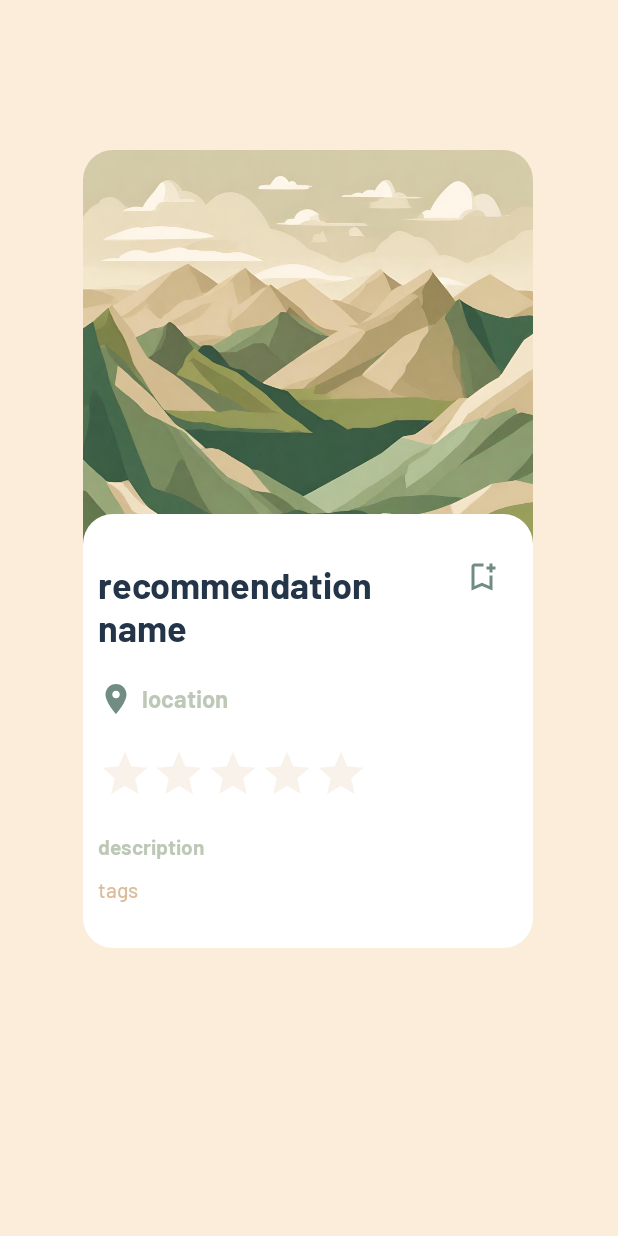
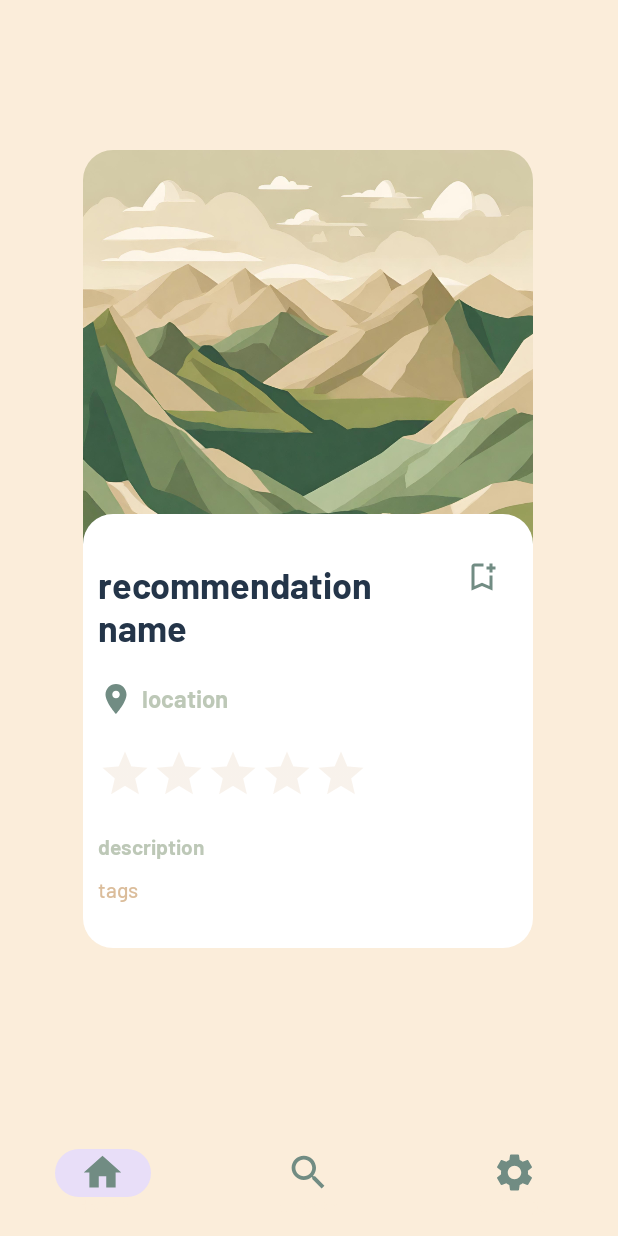
Before and after one commit to aanckr/co3-final-project, an Android app: the layout activity_recommendation.xml on its own in the app's theme, with its tools: preview values and no code run, on a phone screen of 412 x 824 dp. Run offline under Robolectric (Android 15) with nearby library versions, the light colour scheme and no system bars.

Commit message:
Added: Bottom navigation bar

```diff
--- a/app/src/main/res/layout/activity_recommendation.xml
+++ b/app/src/main/res/layout/activity_recommendation.xml
@@ -125,4 +125,19 @@
 
     </LinearLayout>
 
+    <com.google.android.material.bottomnavigation.BottomNavigationView
+        android:id="@+id/bottomNavigationView"
+        android:layout_width="match_parent"
+        android:layout_height="70dp"
+        android:background="#FBEDDA"
+        app:itemIconSize="30dp"
+        app:itemIconTint="@color/button_color"
+        app:itemTextColor="#FBEDDA"
+        app:layout_constraintBottom_toBottomOf="parent"
+        app:layout_constraintEnd_toEndOf="parent"
+        app:layout_constraintHorizontal_bias="0.0"
+        app:layout_constraintStart_toStartOf="parent"
+        app:menu="@menu/bottom_nav_menu"
+        tools:ignore="VisualLintBottomNav" />
+
 </androidx.constraintlayout.widget.ConstraintLayout>
```
